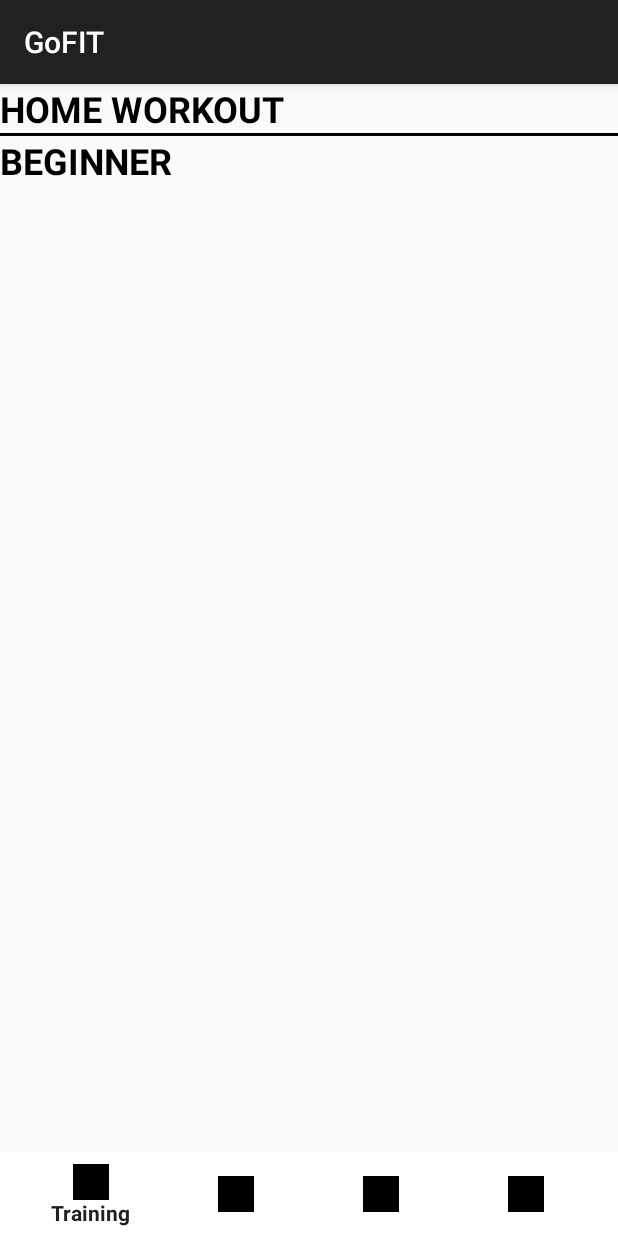
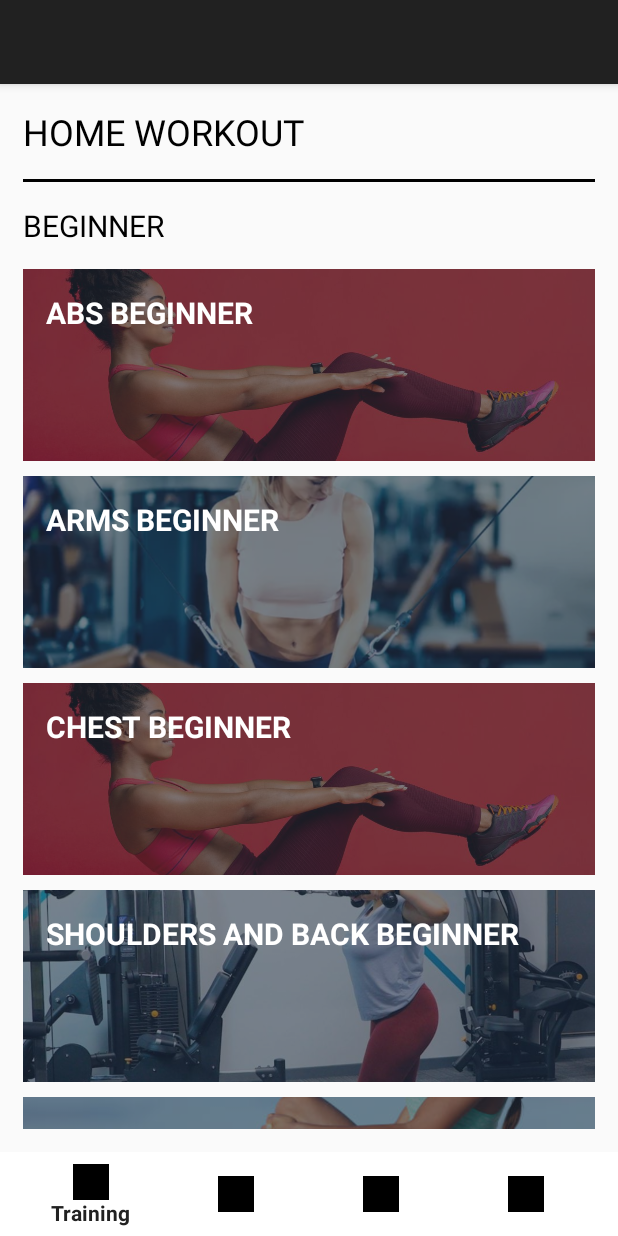
Before and after one commit to sandovalaj/GoFit, an Android app: the screen it shows after launch (HomeActivity), on a phone screen of 412 x 824 dp. Run offline under Robolectric (Android 15) with nearby library versions, the light colour scheme and no system bars.

Commit message:
Added training fragment layout and temp content; Removed action bar text

```diff
--- /dev/null
+++ b/app/src/main/java/com/gofit/gofit/RecyclerViewAdapter.kt
@@ -0,0 +1,37 @@
+package com.gofit.gofit
+
+import android.view.LayoutInflater
+import android.view.View
+import android.view.ViewGroup
+import android.widget.ImageView
+import android.widget.TextView
+import androidx.recyclerview.widget.RecyclerView
+
+class RecyclerViewAdapter(private val items: List<TrainingFragment.Item>) : RecyclerView.Adapter<RecyclerViewAdapter.ViewHolder>() {
+
+    override fun onCreateViewHolder(parent: ViewGroup, viewType: Int): ViewHolder {
+        val view = LayoutInflater.from(parent.context).inflate(R.layout.item_workout, parent, false)
+        return ViewHolder(view)
+    }
+
+
+    override fun onBindViewHolder(holder: ViewHolder, position: Int) {
+        val item: TrainingFragment.Item = items[position]
+
+        holder.image.setImageResource(item.imageResId)
+        holder.text.text = item.text
+
+        holder.itemView.setOnClickListener {
+            // Handle item click here
+        }
+    }
+
+    override fun getItemCount(): Int {
+        return items.size
+    }
+
+    class ViewHolder(itemView: View) : RecyclerView.ViewHolder(itemView) {
+        val image: ImageView = itemView.findViewById(R.id.imgWorkout)
+        val text: TextView = itemView.findViewById(R.id.tvWorkoutName)
+    }
+}
--- a/app/src/main/java/com/gofit/gofit/TrainingFragment.kt
+++ b/app/src/main/java/com/gofit/gofit/TrainingFragment.kt
@@ -1,21 +1,36 @@
 package com.gofit.gofit
 
-import android.content.Intent
 import android.os.Bundle
-import android.text.SpannableString
-import android.text.method.LinkMovementMethod
-import android.text.style.ClickableSpan
 import android.view.LayoutInflater
 import android.view.View
 import android.view.ViewGroup
-import android.widget.Button
-import android.widget.TextView
 import androidx.fragment.app.Fragment
-import com.google.android.material.bottomnavigation.BottomNavigationView
+import androidx.recyclerview.widget.LinearLayoutManager
+import androidx.recyclerview.widget.RecyclerView
 
 class TrainingFragment : Fragment() {
+    private lateinit var rvWorkouts: RecyclerView
+    data class Item(val imageResId: Int, val text: String)
     override fun onCreateView(inflater: LayoutInflater, container: ViewGroup?, savedInstanceState: Bundle?): View? {
-        return inflater.inflate(R.layout.fragment_training, container, false)
+        // List of Workout Groups
+        val items = listOf(
+            Item(R.drawable.imgbabs, "ABS BEGINNER"),
+            Item(R.drawable.imgbarm, "ARMS BEGINNER"),
+            Item(R.drawable.imgbabs, "CHEST BEGINNER"),
+            Item(R.drawable.imgbshouldersback, "SHOULDERS AND BACK BEGINNER"),
+            Item(R.drawable.imgbleg, "LEGS BEGINNER")
+        )
+
+        val rootView = inflater.inflate(R.layout.fragment_training, container, false)
+        rvWorkouts = rootView.findViewById(R.id.rvWorkouts)
+
+        val layoutManager: RecyclerView.LayoutManager = LinearLayoutManager(context)
+        rvWorkouts.layoutManager = layoutManager
+
+        val adapter = RecyclerViewAdapter(items)
+        rvWorkouts.adapter = adapter
+
+        return rootView
     }
 
 }
--- a/app/src/main/res/layout/fragment_training.xml
+++ b/app/src/main/res/layout/fragment_training.xml
@@ -3,7 +3,8 @@
     xmlns:app="http://schemas.android.com/apk/res-auto"
     android:layout_width="match_parent"
     android:layout_height="match_parent"
-    android:orientation="vertical">
+    android:orientation="vertical"
+    android:padding="15dp">
 
     <TextView
         android:id="@+id/tvLabel3"
@@ -13,35 +14,31 @@
         android:text="HOME WORKOUT"
         android:textColor="#000000"
         android:textSize="24sp"
-        android:textStyle="bold"
         app:layout_constraintTop_toTopOf="parent" />
 
     <View
         android:id="@+id/vBreak3"
         android:layout_width="match_parent"
         android:layout_height="2dp"
+        android:layout_marginTop="15dp"
+        android:layout_marginBottom="15dp"
         android:background="#000000" />
 
-    <ScrollView
-        android:id="@+id/svWorkouts"
+    <TextView
+        android:id="@+id/tvWorkoutLabel"
         android:layout_width="match_parent"
-        android:layout_height="match_parent">
+        android:layout_height="wrap_content"
+        android:layout_marginBottom="5dp"
+        android:text="BEGINNER"
+        android:textColor="#000000"
+        android:textSize="20sp"
+        app:layout_constraintTop_toTopOf="parent" />
 
-        <LinearLayout
-            android:layout_width="match_parent"
-            android:layout_height="wrap_content"
-            android:orientation="vertical">
+    <androidx.recyclerview.widget.RecyclerView
+        android:id="@+id/rvWorkouts"
+        android:layout_width="match_parent"
+        android:layout_height="match_parent"
+        android:layout_marginTop="10dp"
+        android:visibility="visible" />
 
-            <TextView
-                android:id="@+id/tvWorkoutLabel"
-                android:layout_width="match_parent"
-                android:layout_height="wrap_content"
-                android:layout_marginTop="0dp"
-                android:text="BEGINNER"
-                android:textColor="#000000"
-                android:textSize="24sp"
-                android:textStyle="bold"
-                app:layout_constraintTop_toTopOf="parent" />
-        </LinearLayout>
-    </ScrollView>
 </LinearLayout>
--- /dev/null
+++ b/app/src/main/res/layout/item_workout.xml
@@ -0,0 +1,33 @@
+<androidx.constraintlayout.widget.ConstraintLayout xmlns:android="http://schemas.android.com/apk/res/android"
+    xmlns:app="http://schemas.android.com/apk/res-auto"
+    android:layout_width="match_parent"
+    android:layout_height="wrap_content"
+    android:orientation="vertical"
+    android:paddingBottom="10dp">
+
+    <ImageView
+        android:id="@+id/imgWorkout"
+        android:layout_width="match_parent"
+        android:layout_height="128dp"
+        android:scaleType="centerCrop"
+        android:src="@drawable/imgbabs"
+        android:foreground="#96222f3e"
+        android:foregroundTintMode="src_atop"
+        app:layout_constraintEnd_toEndOf="parent"
+        app:layout_constraintStart_toStartOf="parent"
+        app:layout_constraintTop_toTopOf="parent"></ImageView>
+
+    <TextView
+        android:id="@+id/tvWorkoutName"
+        android:layout_width="wrap_content"
+        android:layout_height="wrap_content"
+        android:layout_marginStart="15dp"
+        android:layout_marginTop="15dp"
+        android:text="ABS BEGINNER"
+        android:textColor="#ffffff"
+        android:textSize="20sp"
+        android:textStyle="bold"
+        app:layout_constraintStart_toStartOf="parent"
+        app:layout_constraintTop_toTopOf="parent" />
+
+</androidx.constraintlayout.widget.ConstraintLayout>
--- a/app/src/main/res/values/strings.xml
+++ b/app/src/main/res/values/strings.xml
@@ -1,3 +1,3 @@
 <resources>
-    <string name="app_name">GoFIT</string>
+    <string name="app_name"></string>
 </resources>
```
Also changed, not shown: app/src/main/res/drawable/imgbabs.jpg (added), app/src/main/res/drawable/imgbarm.jpg (added), app/src/main/res/drawable/imgbleg.jpg (added), app/src/main/res/drawable/imgbshouldersback.jpg (added).
